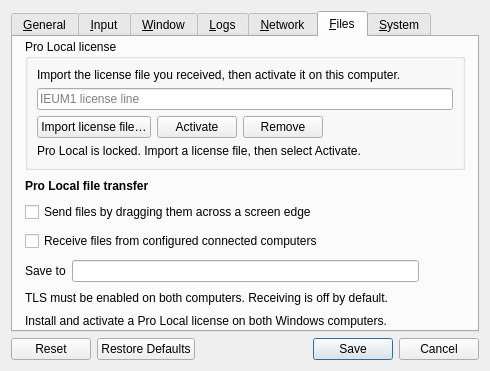
Qt form src/lib/gui/dialogs/SettingsDialog.ui (Cherry-Company/ieum) before a commit.
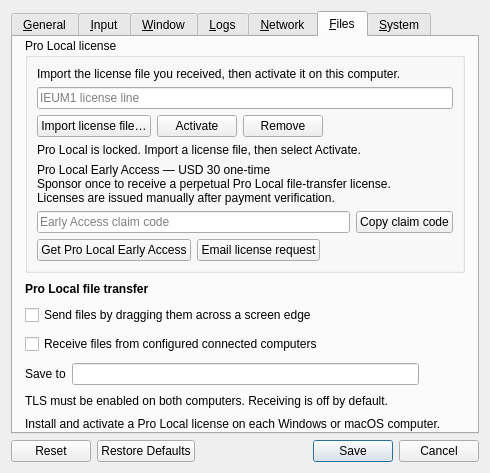
The same form after that commit. The open tabs and pages were chosen to show the change. Icons and pictures are not drawn.

Commit message: feat: ship cross-platform Pro Local file transfer (#70)

```diff
--- a/src/lib/gui/dialogs/SettingsDialog.ui
+++ b/src/lib/gui/dialogs/SettingsDialog.ui
@@ -1062,6 +1062,94 @@
             </property>
            </widget>
           </item>
+          <item>
+           <widget class="QWidget" name="widgetProEarlyAccess" native="true">
+            <layout class="QVBoxLayout" name="verticalLayoutProEarlyAccess">
+             <property name="leftMargin">
+              <number>0</number>
+             </property>
+             <property name="topMargin">
+              <number>0</number>
+             </property>
+             <property name="rightMargin">
+              <number>0</number>
+             </property>
+             <property name="bottomMargin">
+              <number>0</number>
+             </property>
+             <item>
+              <widget class="QLabel" name="lblProEarlyAccessOffer">
+               <property name="text">
+                <string>Pro Local Early Access — USD 30 one-time
+Sponsor once to receive a perpetual Pro Local file-transfer license.
+Licenses are issued manually after payment verification.</string>
+               </property>
+               <property name="textFormat">
+                <enum>Qt::TextFormat::PlainText</enum>
+               </property>
+               <property name="wordWrap">
+                <bool>true</bool>
+               </property>
+              </widget>
+             </item>
+             <item>
+              <layout class="QHBoxLayout" name="horizontalLayoutProEarlyAccessClaim">
+               <item>
+                <widget class="QLineEdit" name="lineProEarlyAccessClaim">
+                 <property name="toolTip">
+                  <string>Include this claim code in your license request email.</string>
+                 </property>
+                 <property name="readOnly">
+                  <bool>true</bool>
+                 </property>
+                 <property name="placeholderText">
+                  <string>Early Access claim code</string>
+                 </property>
+                </widget>
+               </item>
+               <item>
+                <widget class="QPushButton" name="btnCopyProEarlyAccessClaim">
+                 <property name="text">
+                  <string>Copy claim code</string>
+                 </property>
+                </widget>
+               </item>
+              </layout>
+             </item>
+             <item>
+              <layout class="QHBoxLayout" name="horizontalLayoutProEarlyAccessActions">
+               <item>
+                <widget class="QPushButton" name="btnGetProEarlyAccess">
+                 <property name="text">
+                  <string>Get Pro Local Early Access</string>
+                 </property>
+                </widget>
+               </item>
+               <item>
+                <widget class="QPushButton" name="btnEmailProLicenseRequest">
+                 <property name="text">
+                  <string>Email license request</string>
+                 </property>
+                </widget>
+               </item>
+               <item>
+                <spacer name="horizontalSpacerProEarlyAccess">
+                 <property name="orientation">
+                  <enum>Qt::Orientation::Horizontal</enum>
+                 </property>
+                 <property name="sizeHint" stdset="0">
+                  <size>
+                   <width>40</width>
+                   <height>20</height>
+                  </size>
+                 </property>
+                </spacer>
+               </item>
+              </layout>
+             </item>
+            </layout>
+           </widget>
+          </item>
          </layout>
         </widget>
        </item>
@@ -1141,9 +1229,9 @@
         </widget>
        </item>
        <item>
-        <widget class="QLabel" name="lblFileTransferScope">
+       <widget class="QLabel" name="lblFileTransferScope">
          <property name="text">
-          <string>Install and activate a Pro Local license on both Windows computers.</string>
+          <string>Install and activate a Pro Local license on each Windows or macOS computer.</string>
          </property>
          <property name="wordWrap">
           <bool>true</bool>
```
The commit also changes 94 other files.
